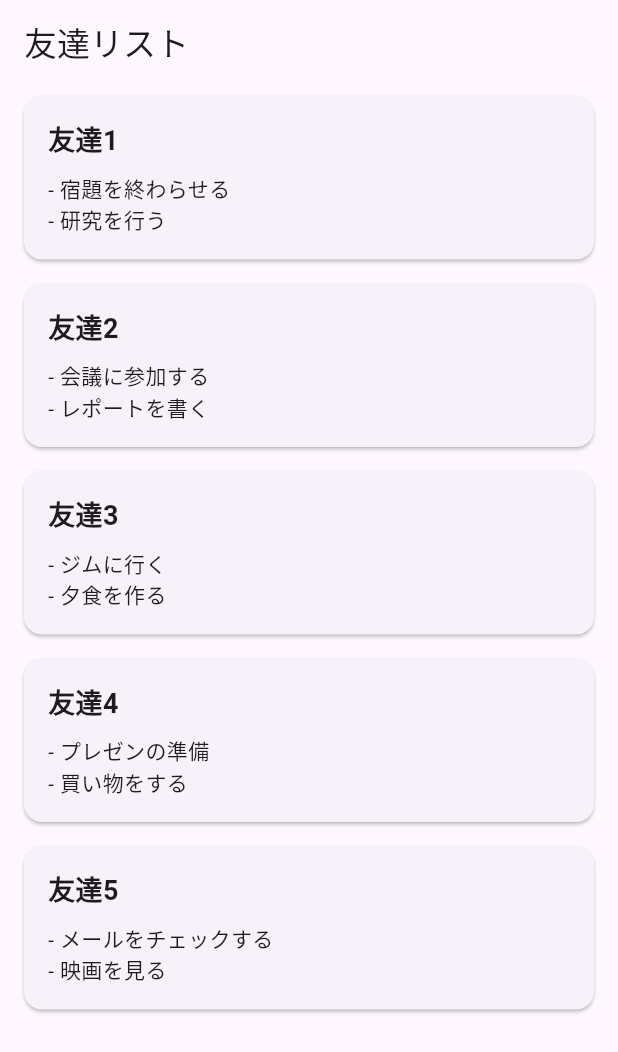
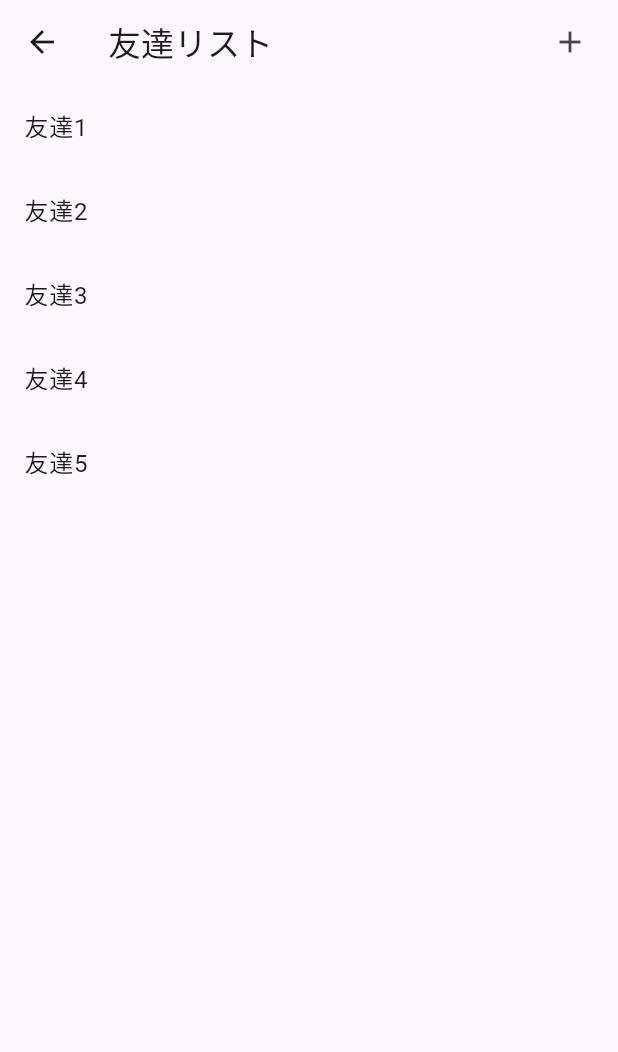
Before and after one commit to repllca/spajam, a Flutter app: the Profile screen opened directly, on a phone screen of 412 x 824 dp. Shown: the top 1052 px of the screen. Run offline on Flutter 3.47's test engine with Material 3 defaults, Android fonts, the phone set to English and light mode, and no system bars.

Commit message:
2024/08/24 神田 profile.dartからtodo_detail.dartに遷移するようにした。DBで名前の参照を行いTODOの情報を引っ張手来れるようにしてほしい

```diff
--- a/spado/lib/routes/profile.dart
+++ b/spado/lib/routes/profile.dart
@@ -1,61 +1,38 @@
 import 'package:flutter/material.dart';
+import '../header.dart';
+import '../todo_detail.dart'; // todo_detail.dart.dartをインポート
 
 class Profile extends StatelessWidget {
   final String screenName = '友達リスト'; // headerに表示される名前
-
-  final Map<String, List<String>> friendTasks = {
-    '友達1': ['宿題を終わらせる', '研究を行う'],
-    '友達2': ['会議に参加する', 'レポートを書く'],
-    '友達3': ['ジムに行く', '夕食を作る'],
-    '友達4': ['プレゼンの準備', '買い物をする'],
-    '友達5': ['メールをチェックする', '映画を見る'],
-  }; // 友達とそのタスクのリスト
+  final List<String> items = [
+    '友達1',
+    '友達2',
+    '友達3',
+    '友達4',
+    '友達5', // DBから友達のTODOを取得、表示を行いたい
+  ]; // 表示するリスト
 
   @override
   Widget build(BuildContext context) {
     return Scaffold(
-      appBar: AppBar(
-        title: Text(screenName),
-      ),
+      appBar: Header(headerTitle: screenName),
       body: ListView.builder(
-        itemCount: friendTasks.length,
+        itemCount: items.length,
         itemBuilder: (context, index) {
-          String friendName = friendTasks.keys.elementAt(index);
-          List<String> tasks = friendTasks[friendName]!;
-
-          return Card(
-            margin: EdgeInsets.symmetric(vertical: 8, horizontal: 16),
-            child: Padding(
-              padding: const EdgeInsets.all(16.0),
-              child: Column(
-                crossAxisAlignment: CrossAxisAlignment.start,
-                children: [
-                  Text(
-                    friendName,
-                    style: TextStyle(
-                      fontSize: 18,
-                      fontWeight: FontWeight.bold,
-                    ),
-                  ),
-                  SizedBox(height: 8),
-                  Column(
-                    crossAxisAlignment: CrossAxisAlignment.start,
-                    children: tasks.map((task) {
-                      return Text('- $task');
-                    }).toList(),
-                  ),
-                ],
-              ),
-            ),
+          return ListTile(
+            title: Text(items[index]),
+            onTap: () {
+              // タップしたらtodo_detail.dartに遷移
+              Navigator.push(
+                context,
+                MaterialPageRoute(
+                  builder: (context) => TodoMessageScreen(friendName: items[index]),
+                ),
+              );
+            },
           );
         },
       ),
     );
   }
 }
-
-void main() {
-  runApp(MaterialApp(
-    home: Profile(),
-  ));
-}
```
Also changed, not shown: spado/lib/todo_detail.dart (added, +24 -0 lines), spado/lib/todo_message.dart (added).
